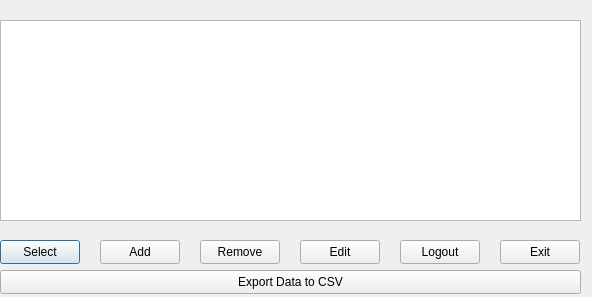
Old version of the form BudgetManagementQtVS/BudgetManagementQtVS/ProfileDialogView.ui in the repository Greexoff/Budget-Management-App.
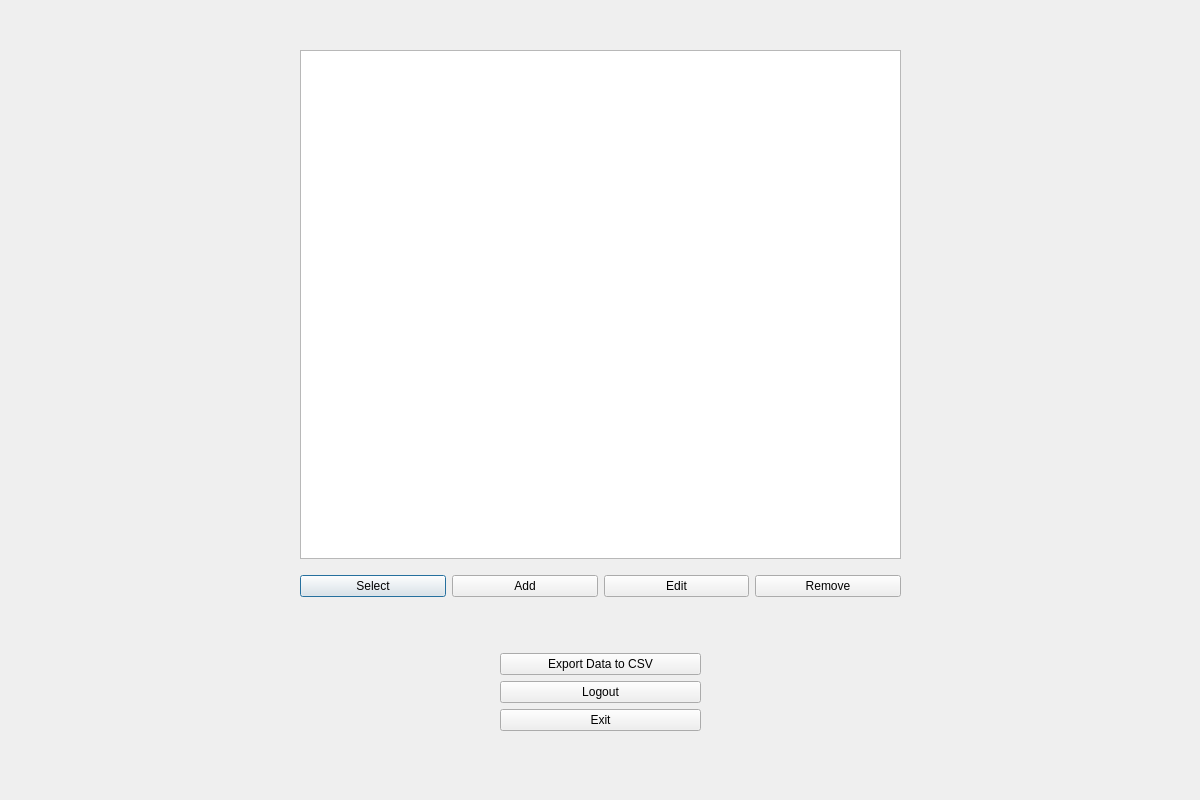
New version of the form.

Commit message: added stylesheets for login and profile selection

```diff
--- a/BudgetManagementQtVS/BudgetManagementQtVS/ProfileDialogView.ui
+++ b/BudgetManagementQtVS/BudgetManagementQtVS/ProfileDialogView.ui
@@ -6,113 +6,114 @@
    <rect>
     <x>0</x>
     <y>0</y>
-    <width>592</width>
-    <height>297</height>
+    <width>1200</width>
+    <height>800</height>
    </rect>
   </property>
   <property name="windowTitle">
    <string>Select Profile</string>
   </property>
-  <widget class="QListWidget" name="listProfiles">
+  <widget class="QWidget" name="verticalLayoutWidget">
    <property name="geometry">
     <rect>
      <x>0</x>
-     <y>20</y>
-     <width>581</width>
-     <height>201</height>
+     <y>0</y>
+     <width>1201</width>
+     <height>801</height>
     </rect>
    </property>
-  </widget>
+   <layout class="QVBoxLayout" name="MainLayout">
+    <property name="leftMargin">
+     <number>300</number>
+    </property>
+    <property name="topMargin">
+     <number>50</number>
+    </property>
+    <property name="rightMargin">
+     <number>300</number>
+    </property>
+    <property name="bottomMargin">
+     <number>50</number>
+    </property>
+    <item>
+     <widget class="QListWidget" name="listProfiles"/>
+    </item>
+    <item>
+     <layout class="QHBoxLayout" name="horizontalLayout">
+      <property name="topMargin">
+       <number>10</number>
+      </property>
+      <property name="bottomMargin">
+       <number>10</number>
+      </property>
+      <item>
   <widget class="QPushButton" name="buttonSelect">
-   <property name="geometry">
-    <rect>
-     <x>0</x>
-     <y>240</y>
-     <width>80</width>
-     <height>24</height>
-    </rect>
-   </property>
    <property name="text">
     <string>Select</string>
    </property>
   </widget>
+      </item>
+      <item>
   <widget class="QPushButton" name="buttonAdd">
-   <property name="geometry">
-    <rect>
-     <x>100</x>
-     <y>240</y>
-     <width>80</width>
-     <height>24</height>
-    </rect>
-   </property>
    <property name="text">
     <string>Add</string>
    </property>
   </widget>
-  <widget class="QPushButton" name="buttonRemove">
-   <property name="geometry">
-    <rect>
-     <x>200</x>
-     <y>240</y>
-     <width>80</width>
-     <height>24</height>
-    </rect>
-   </property>
-   <property name="text">
-    <string>Remove</string>
-   </property>
-  </widget>
-  <widget class="QPushButton" name="buttonCancel">
-   <property name="geometry">
-    <rect>
-     <x>500</x>
-     <y>240</y>
-     <width>80</width>
-     <height>24</height>
-    </rect>
-   </property>
-   <property name="text">
-    <string>Exit</string>
-   </property>
-  </widget>
+      </item>
+      <item>
   <widget class="QPushButton" name="buttonEdit">
-   <property name="geometry">
-    <rect>
-     <x>300</x>
-     <y>240</y>
-     <width>80</width>
-     <height>24</height>
-    </rect>
-   </property>
    <property name="text">
     <string>Edit</string>
    </property>
   </widget>
+      </item>
+      <item>
+       <widget class="QPushButton" name="buttonRemove">
+        <property name="text">
+         <string>Remove</string>
+        </property>
+       </widget>
+      </item>
+     </layout>
+    </item>
+    <item>
+     <layout class="QVBoxLayout" name="verticalLayout">
+      <property name="leftMargin">
+       <number>200</number>
+      </property>
+      <property name="topMargin">
+       <number>40</number>
+      </property>
+      <property name="rightMargin">
+       <number>200</number>
+      </property>
+      <property name="bottomMargin">
+       <number>20</number>
+      </property>
+      <item>
   <widget class="QPushButton" name="buttonExport">
-   <property name="geometry">
-    <rect>
-     <x>0</x>
-     <y>270</y>
-     <width>581</width>
-     <height>24</height>
-    </rect>
-   </property>
    <property name="text">
     <string>Export Data to CSV</string>
    </property>
   </widget>
-  <widget class="QPushButton" name="logoutButton">
-   <property name="geometry">
-    <rect>
-     <x>400</x>
-     <y>240</y>
-     <width>80</width>
-     <height>24</height>
-    </rect>
-   </property>
+      </item>
+      <item>
+       <widget class="QPushButton" name="buttonLogout">
    <property name="text">
     <string>Logout</string>
    </property>
+       </widget>
+      </item>
+      <item>
+       <widget class="QPushButton" name="buttonExit">
+        <property name="text">
+         <string>Exit</string>
+        </property>
+       </widget>
+      </item>
+     </layout>
+    </item>
+   </layout>
   </widget>
  </widget>
  <resources/>
```
Lines whose indentation alone changed are shown as unchanged. The commit also changes 6 other files.
